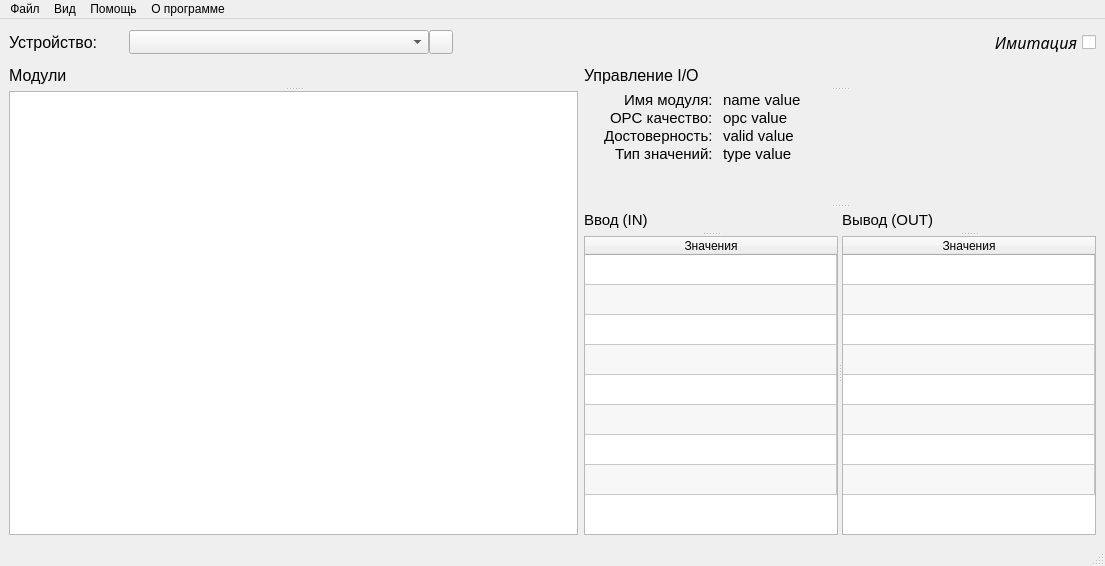
Old version of the form mainwindow.ui in the repository darthmaster/BSIOmanager.
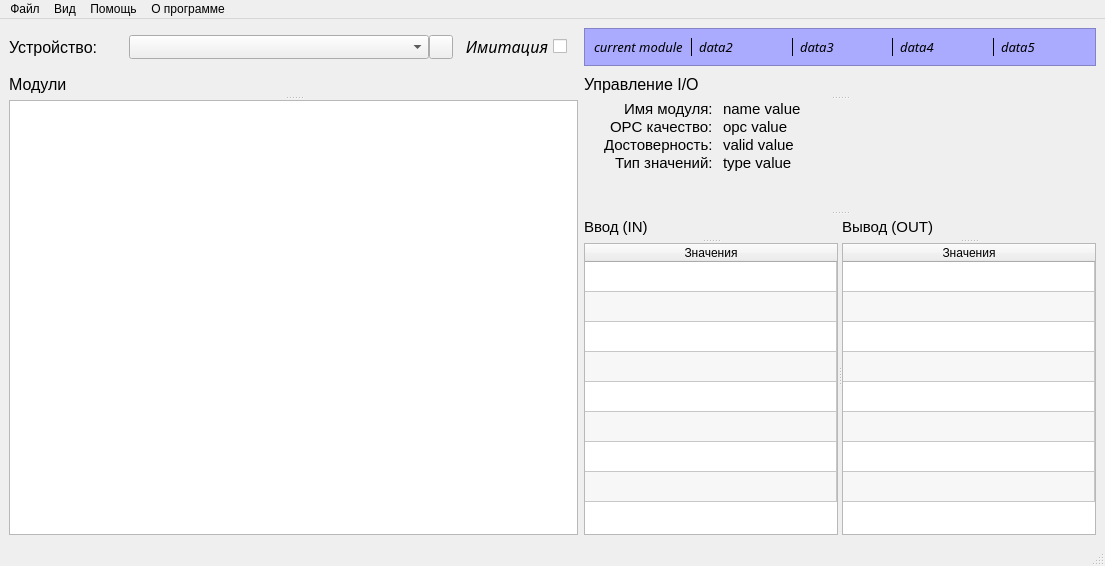
New version of the form. Icons and pictures are not drawn.

```diff
--- a/mainwindow.ui
+++ b/mainwindow.ui
@@ -24,7 +24,7 @@
   </property>
   <widget class="QWidget" name="centralwidget">
    <layout class="QGridLayout" name="gridLayout">
-    <item row="1" column="0" colspan="2">
+    <item row="1" column="0" colspan="3">
      <widget class="QSplitter" name="modules_group">
       <property name="orientation">
        <enum>Qt::Vertical</enum>
@@ -182,7 +182,7 @@
       </widget>
      </widget>
     </item>
-    <item row="1" column="3">
+    <item row="1" column="4">
      <widget class="QSplitter" name="modman_group">
       <property name="orientation">
        <enum>Qt::Vertical</enum>
@@ -513,7 +513,7 @@
       </widget>
      </widget>
     </item>
-    <item row="0" column="3">
+    <item row="0" column="1">
      <widget class="QCheckBox" name="imitationBox">
       <property name="font">
        <font>
@@ -536,6 +536,571 @@
       </property>
      </widget>
     </item>
+    <item row="0" column="4">
+     <widget class="QFrame" name="debugInfo">
+      <property name="palette">
+       <palette>
+        <active>
+         <colorrole role="WindowText">
+          <brush brushstyle="SolidPattern">
+           <color alpha="255">
+            <red>0</red>
+            <green>0</green>
+            <blue>0</blue>
+           </color>
+          </brush>
+         </colorrole>
+         <colorrole role="Button">
+          <brush brushstyle="SolidPattern">
+           <color alpha="255">
+            <red>170</red>
+            <green>170</green>
+            <blue>255</blue>
+           </color>
+          </brush>
+         </colorrole>
+         <colorrole role="Light">
+          <brush brushstyle="SolidPattern">
+           <color alpha="255">
+            <red>255</red>
+            <green>255</green>
+            <blue>255</blue>
+           </color>
+          </brush>
+         </colorrole>
+         <colorrole role="Midlight">
+          <brush brushstyle="SolidPattern">
+           <color alpha="255">
+            <red>212</red>
+            <green>212</green>
+            <blue>255</blue>
+           </color>
+          </brush>
+         </colorrole>
+         <colorrole role="Dark">
+          <brush brushstyle="SolidPattern">
+           <color alpha="255">
+            <red>85</red>
+            <green>85</green>
+            <blue>127</blue>
+           </color>
+          </brush>
+         </colorrole>
+         <colorrole role="Mid">
+          <brush brushstyle="SolidPattern">
+           <color alpha="255">
+            <red>113</red>
+            <green>113</green>
+            <blue>170</blue>
+           </color>
+          </brush>
+         </colorrole>
+         <colorrole role="Text">
+          <brush brushstyle="SolidPattern">
+           <color alpha="255">
+            <red>0</red>
+            <green>0</green>
+            <blue>0</blue>
+           </color>
+          </brush>
+         </colorrole>
+         <colorrole role="BrightText">
+          <brush brushstyle="SolidPattern">
+           <color alpha="255">
+            <red>255</red>
+            <green>255</green>
+            <blue>255</blue>
+           </color>
+          </brush>
+         </colorrole>
+         <colorrole role="ButtonText">
+          <brush brushstyle="SolidPattern">
+           <color alpha="255">
+            <red>0</red>
+            <green>0</green>
+            <blue>0</blue>
+           </color>
+          </brush>
+         </colorrole>
+         <colorrole role="Base">
+          <brush brushstyle="SolidPattern">
+           <color alpha="255">
+            <red>255</red>
+            <green>255</green>
+            <blue>255</blue>
+           </color>
+          </brush>
+         </colorrole>
+         <colorrole role="Window">
+          <brush brushstyle="SolidPattern">
+           <color alpha="255">
+            <red>170</red>
+            <green>170</green>
+            <blue>255</blue>
+           </color>
+          </brush>
+         </colorrole>
+         <colorrole role="Shadow">
+          <brush brushstyle="SolidPattern">
+           <color alpha="255">
+            <red>0</red>
+            <green>0</green>
+            <blue>0</blue>
+           </color>
+          </brush>
+         </colorrole>
+         <colorrole role="AlternateBase">
+          <brush brushstyle="SolidPattern">
+           <color alpha="255">
+            <red>212</red>
+            <green>212</green>
+            <blue>255</blue>
+           </color>
+          </brush>
+         </colorrole>
+         <colorrole role="ToolTipBase">
+          <brush brushstyle="SolidPattern">
+           <color alpha="255">
+            <red>255</red>
+            <green>255</green>
+            <blue>220</blue>
+           </color>
+          </brush>
+         </colorrole>
+         <colorrole role="ToolTipText">
+          <brush brushstyle="SolidPattern">
+           <color alpha="255">
+            <red>0</red>
+            <green>0</green>
+            <blue>0</blue>
+           </color>
+          </brush>
+         </colorrole>
+         <colorrole role="PlaceholderText">
+          <brush brushstyle="SolidPattern">
+           <color alpha="128">
+            <red>0</red>
+            <green>0</green>
+            <blue>0</blue>
+           </color>
+          </brush>
+         </colorrole>
+        </active>
+        <inactive>
+         <colorrole role="WindowText">
+          <brush brushstyle="SolidPattern">
+           <color alpha="255">
+            <red>0</red>
+            <green>0</green>
+            <blue>0</blue>
+           </color>
+          </brush>
+         </colorrole>
+         <colorrole role="Button">
+          <brush brushstyle="SolidPattern">
+           <color alpha="255">
+            <red>170</red>
+            <green>170</green>
+            <blue>255</blue>
+           </color>
+          </brush>
+         </colorrole>
+         <colorrole role="Light">
+          <brush brushstyle="SolidPattern">
+           <color alpha="255">
+            <red>255</red>
+            <green>255</green>
+            <blue>255</blue>
+           </color>
+          </brush>
+         </colorrole>
+         <colorrole role="Midlight">
+          <brush brushstyle="SolidPattern">
+           <color alpha="255">
+            <red>212</red>
+            <green>212</green>
+            <blue>255</blue>
+           </color>
+          </brush>
+         </colorrole>
+         <colorrole role="Dark">
+          <brush brushstyle="SolidPattern">
+           <color alpha="255">
+            <red>85</red>
+            <green>85</green>
+            <blue>127</blue>
+           </color>
+          </brush>
+         </colorrole>
+         <colorrole role="Mid">
+          <brush brushstyle="SolidPattern">
+           <color alpha="255">
+            <red>113</red>
+            <green>113</green>
+            <blue>170</blue>
+           </color>
+          </brush>
+         </colorrole>
+         <colorrole role="Text">
+          <brush brushstyle="SolidPattern">
+           <color alpha="255">
+            <red>0</red>
+            <green>0</green>
+            <blue>0</blue>
+           </color>
+          </brush>
+         </colorrole>
+         <colorrole role="BrightText">
+          <brush brushstyle="SolidPattern">
+           <color alpha="255">
+            <red>255</red>
+            <green>255</green>
+            <blue>255</blue>
+           </color>
+          </brush>
+         </colorrole>
+         <colorrole role="ButtonText">
+          <brush brushstyle="SolidPattern">
+           <color alpha="255">
+            <red>0</red>
+            <green>0</green>
+            <blue>0</blue>
+           </color>
+          </brush>
+         </colorrole>
+         <colorrole role="Base">
+          <brush brushstyle="SolidPattern">
+           <color alpha="255">
+            <red>255</red>
+            <green>255</green>
+            <blue>255</blue>
+           </color>
+          </brush>
+         </colorrole>
+         <colorrole role="Window">
+          <brush brushstyle="SolidPattern">
+           <color alpha="255">
+            <red>170</red>
+            <green>170</green>
+            <blue>255</blue>
+           </color>
+          </brush>
+         </colorrole>
+         <colorrole role="Shadow">
+          <brush brushstyle="SolidPattern">
+           <color alpha="255">
+            <red>0</red>
+            <green>0</green>
+            <blue>0</blue>
+           </color>
+          </brush>
+         </colorrole>
+         <colorrole role="AlternateBase">
+          <brush brushstyle="SolidPattern">
+           <color alpha="255">
+            <red>212</red>
+            <green>212</green>
+            <blue>255</blue>
+           </color>
+          </brush>
+         </colorrole>
+         <colorrole role="ToolTipBase">
+          <brush brushstyle="SolidPattern">
+           <color alpha="255">
+            <red>255</red>
+            <green>255</green>
+            <blue>220</blue>
+           </color>
+          </brush>
+         </colorrole>
+         <colorrole role="ToolTipText">
+          <brush brushstyle="SolidPattern">
+           <color alpha="255">
+            <red>0</red>
+            <green>0</green>
+            <blue>0</blue>
+           </color>
+          </brush>
+         </colorrole>
+         <colorrole role="PlaceholderText">
+          <brush brushstyle="SolidPattern">
+           <color alpha="128">
+            <red>0</red>
+            <green>0</green>
+            <blue>0</blue>
+           </color>
+          </brush>
+         </colorrole>
+        </inactive>
+        <disabled>
+         <colorrole role="WindowText">
+          <brush brushstyle="SolidPattern">
+           <color alpha="255">
+            <red>85</red>
+            <green>85</green>
+            <blue>127</blue>
+           </color>
+          </brush>
+         </colorrole>
+         <colorrole role="Button">
+          <brush brushstyle="SolidPattern">
+           <color alpha="255">
+            <red>170</red>
+            <green>170</green>
+            <blue>255</blue>
+           </color>
+          </brush>
+         </colorrole>
+         <colorrole role="Light">
+          <brush brushstyle="SolidPattern">
+           <color alpha="255">
+            <red>255</red>
+            <green>255</green>
+            <blue>255</blue>
+           </color>
+          </brush>
+         </colorrole>
+         <colorrole role="Midlight">
+          <brush brushstyle="SolidPattern">
+           <color alpha="255">
+            <red>212</red>
+            <green>212</green>
+            <blue>255</blue>
+           </color>
+          </brush>
+         </colorrole>
+         <colorrole role="Dark">
+          <brush brushstyle="SolidPattern">
+           <color alpha="255">
+            <red>85</red>
+            <green>85</green>
+            <blue>127</blue>
+           </color>
+          </brush>
+         </colorrole>
+         <colorrole role="Mid">
+          <brush brushstyle="SolidPattern">
+           <color alpha="255">
+            <red>113</red>
+            <green>113</green>
+            <blue>170</blue>
+           </color>
+          </brush>
+         </colorrole>
+         <colorrole role="Text">
+          <brush brushstyle="SolidPattern">
+           <color alpha="255">
+            <red>85</red>
+            <green>85</green>
+            <blue>127</blue>
+           </color>
+          </brush>
+         </colorrole>
+         <colorrole role="BrightText">
+          <brush brushstyle="SolidPattern">
+           <color alpha="255">
+            <red>255</red>
+            <green>255</green>
+            <blue>255</blue>
+           </color>
+          </brush>
+         </colorrole>
+         <colorrole role="ButtonText">
+          <brush brushstyle="SolidPattern">
+           <color alpha="255">
+            <red>85</red>
+            <green>85</green>
+            <blue>127</blue>
+           </color>
+          </brush>
+         </colorrole>
+         <colorrole role="Base">
+          <brush brushstyle="SolidPattern">
+           <color alpha="255">
+            <red>170</red>
+            <green>170</green>
+            <blue>255</blue>
+           </color>
+          </brush>
+         </colorrole>
+         <colorrole role="Window">
+          <brush brushstyle="SolidPattern">
+           <color alpha="255">
+            <red>170</red>
+            <green>170</green>
+            <blue>255</blue>
+           </color>
+          </brush>
+         </colorrole>
+         <colorrole role="Shadow">
+          <brush brushstyle="SolidPattern">
+           <color alpha="255">
+            <red>0</red>
+            <green>0</green>
+            <blue>0</blue>
+           </color>
+          </brush>
+         </colorrole>
+         <colorrole role="AlternateBase">
+          <brush brushstyle="SolidPattern">
+           <color alpha="255">
+            <red>170</red>
+            <green>170</green>
+            <blue>255</blue>
+           </color>
+          </brush>
+         </colorrole>
+         <colorrole role="ToolTipBase">
+          <brush brushstyle="SolidPattern">
+           <color alpha="255">
+            <red>255</red>
+            <green>255</green>
+            <blue>220</blue>
+           </color>
+          </brush>
+         </colorrole>
+         <colorrole role="ToolTipText">
+          <brush brushstyle="SolidPattern">
+           <color alpha="255">
+            <red>0</red>
+            <green>0</green>
+            <blue>0</blue>
+           </color>
+          </brush>
+         </colorrole>
+         <colorrole role="PlaceholderText">
+          <brush brushstyle="SolidPattern">
+           <color alpha="128">
+            <red>0</red>
+            <green>0</green>
+            <blue>0</blue>
+           </color>
+          </brush>
+         </colorrole>
+        </disabled>
+       </palette>
+      </property>
+      <property name="font">
+       <font>
+        <family>Source Code Pro ExtraLight</family>
+        <pointsize>10</pointsize>
+        <italic>true</italic>
+        <underline>false</underline>
+        <kerning>true</kerning>
+       </font>
+      </property>
+      <property name="autoFillBackground">
+       <bool>true</bool>
+      </property>
+      <property name="frameShape">
+       <enum>QFrame::StyledPanel</enum>
+      </property>
+      <property name="frameShadow">
+       <enum>QFrame::Plain</enum>
+      </property>
+      <layout class="QHBoxLayout" name="horizontalLayout">
+       <item>
+        <widget class="QLabel" name="l1">
+         <property name="text">
+          <string>current module</string>
+         </property>
+        </widget>
+       </item>
+       <item>
+        <widget class="Line" name="line">
+         <property name="frameShadow">
+          <enum>QFrame::Plain</enum>
+         </property>
+         <property name="lineWidth">
+          <number>1</number>
+         </property>
+         <property name="midLineWidth">
+          <number>0</number>
+         </property>
+         <property name="orientation">
+          <enum>Qt::Vertical</enum>
+         </property>
+        </widget>
+       </item>
+       <item>
+        <widget class="QLabel" name="l2">
+         <property name="text">
+          <string>data2</string>
+         </property>
+        </widget>
+       </item>
+       <item>
+        <widget class="Line" name="line_2">
+         <property name="frameShadow">
+          <enum>QFrame::Plain</enum>
+         </property>
+         <property name="lineWidth">
+          <number>1</number>
+         </property>
+         <property name="midLineWidth">
+          <number>0</number>
+         </property>
+         <property name="orientation">
+          <enum>Qt::Vertical</enum>
+         </property>
+        </widget>
+       </item>
+       <item>
+        <widget class="QLabel" name="l3">
+         <property name="text">
+          <string>data3</string>
+         </property>
+        </widget>
+       </item>
+       <item>
+        <widget class="Line" name="line_3">
+         <property name="frameShadow">
+          <enum>QFrame::Plain</enum>
+         </property>
+         <property name="lineWidth">
+          <number>1</number>
+         </property>
+         <property name="midLineWidth">
+          <number>0</number>
+         </property>
+         <property name="orientation">
+          <enum>Qt::Vertical</enum>
+         </property>
+        </widget>
+       </item>
+       <item>
+        <widget class="QLabel" name="l4">
+         <property name="text">
+          <string>data4</string>
+         </property>
+        </widget>
+       </item>
+       <item>
+        <widget class="Line" name="line_4">
+         <property name="frameShadow">
+          <enum>QFrame::Plain</enum>
+         </property>
+         <property name="lineWidth">
+          <number>1</number>
+         </property>
+         <property name="midLineWidth">
+          <number>0</number>
+         </property>
+         <property name="orientation">
+          <enum>Qt::Vertical</enum>
+         </property>
+        </widget>
+       </item>
+       <item>
+        <widget class="QLabel" name="l5">
+         <property name="text">
+          <string>data5</string>
+         </property>
+        </widget>
+       </item>
+      </layout>
+     </widget>
+    </item>
    </layout>
   </widget>
   <widget class="QMenuBar" name="menubar">
```
Left out of the diff: 57 changed lines with no effect on the pictures.
